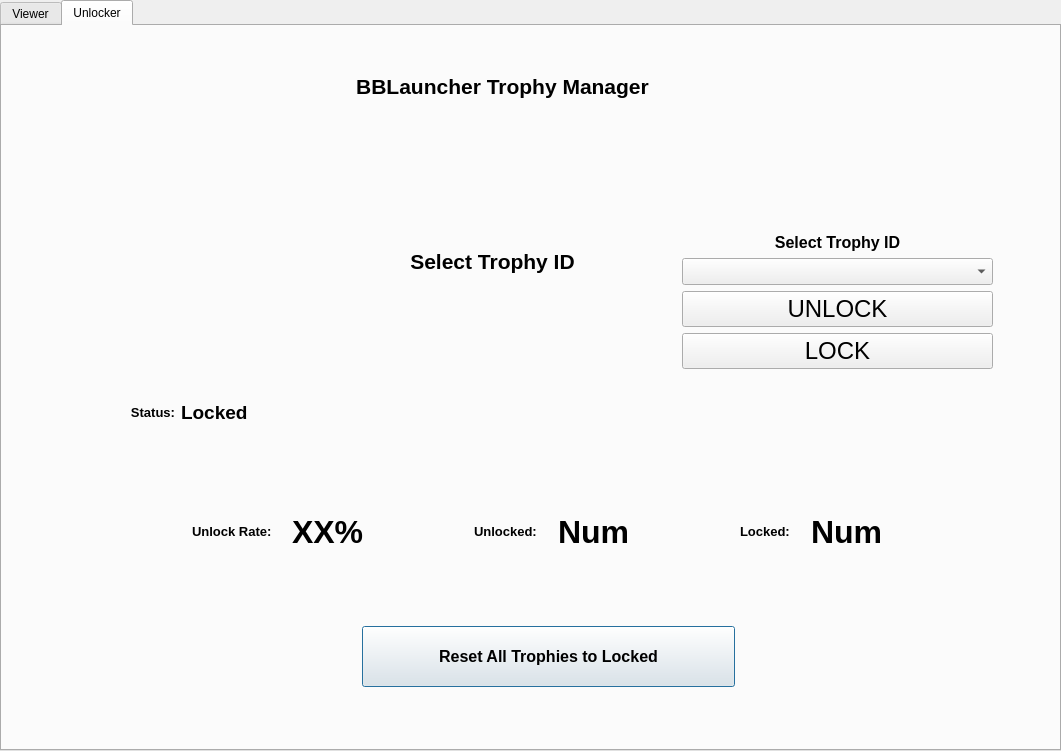
First picture: the form in modules/TrophyManager.ui, repository rainmakerv3/BB_Launcher, before the edit.
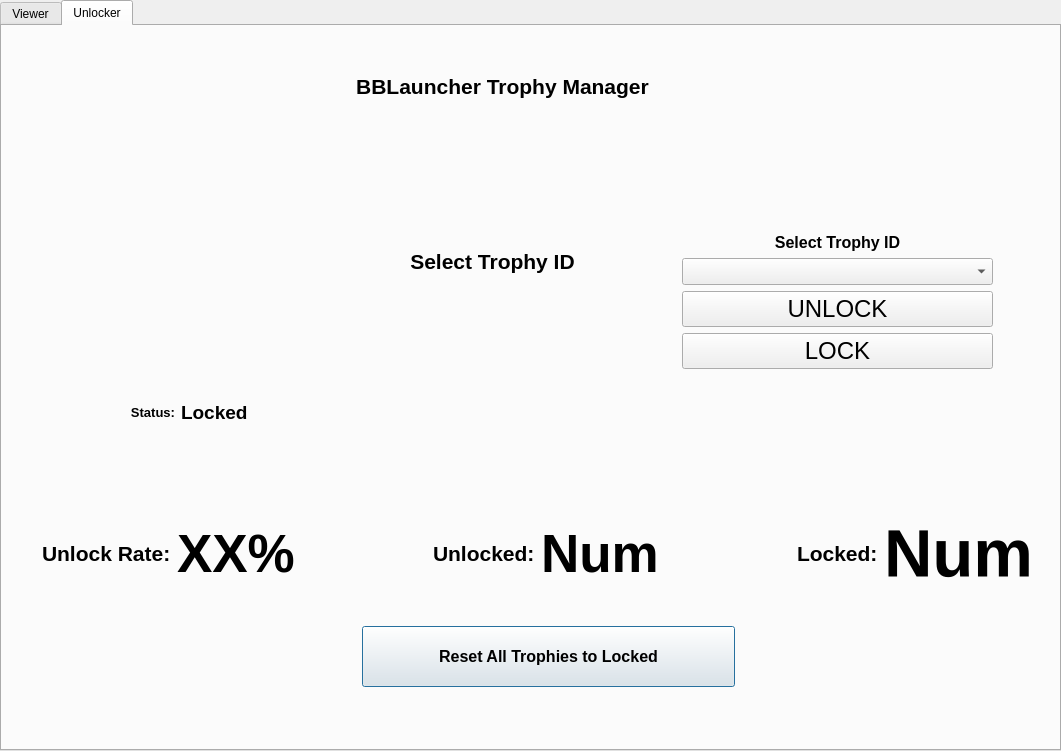
Second picture: the form after the edit. The open tabs and pages were chosen to show the change. Icons and pictures are not drawn.

```diff
--- a/modules/TrophyManager.ui
+++ b/modules/TrophyManager.ui
@@ -68,10 +68,10 @@
     <widget class="QWidget" name="horizontalLayoutWidget_14">
      <property name="geometry">
       <rect>
-       <x>190</x>
+       <x>40</x>
        <y>470</y>
-       <width>691</width>
-       <height>71</height>
+       <width>991</width>
+       <height>115</height>
       </rect>
      </property>
      <layout class="QHBoxLayout" name="horizontalLayout_15">
@@ -87,12 +87,12 @@
           </property>
           <property name="font">
            <font>
-            <pointsize>10</pointsize>
+            <pointsize>16</pointsize>
             <bold>true</bold>
            </font>
           </property>
           <property name="text">
-           <string>Unlock Rate:    </string>
+           <string>Unlock Rate:</string>
           </property>
          </widget>
         </item>
@@ -106,7 +106,7 @@
           </property>
           <property name="font">
            <font>
-            <pointsize>24</pointsize>
+            <pointsize>40</pointsize>
             <bold>true</bold>
            </font>
           </property>
@@ -142,12 +142,12 @@
           </property>
           <property name="font">
            <font>
-            <pointsize>10</pointsize>
+            <pointsize>16</pointsize>
             <bold>true</bold>
            </font>
           </property>
           <property name="text">
-           <string>Unlocked:    </string>
+           <string>Unlocked:</string>
           </property>
          </widget>
         </item>
@@ -161,7 +161,7 @@
           </property>
           <property name="font">
            <font>
-            <pointsize>24</pointsize>
+            <pointsize>40</pointsize>
             <bold>true</bold>
            </font>
           </property>
@@ -197,12 +197,12 @@
           </property>
           <property name="font">
            <font>
-            <pointsize>10</pointsize>
+            <pointsize>16</pointsize>
             <bold>true</bold>
            </font>
           </property>
           <property name="text">
-           <string>Locked:    </string>
+           <string>Locked:</string>
           </property>
          </widget>
         </item>
@@ -216,7 +216,7 @@
           </property>
           <property name="font">
            <font>
-            <pointsize>24</pointsize>
+            <pointsize>50</pointsize>
             <bold>true</bold>
            </font>
           </property>
```
